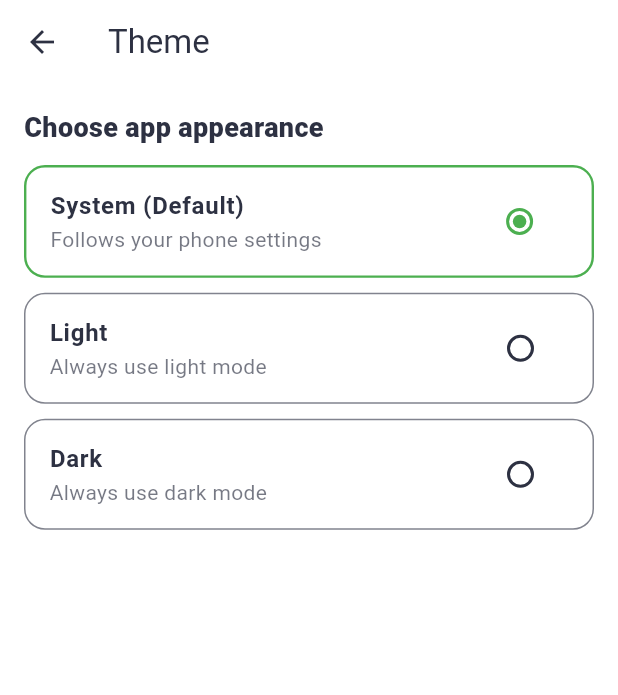
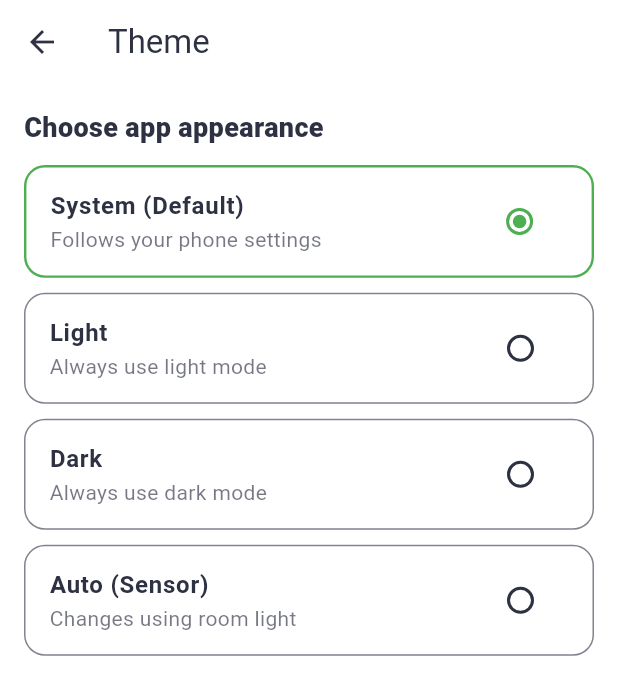
Before and after one commit to mirajgansi/Click_shop, a Flutter app: the ThemeSettingsPage screen opened directly, on a phone screen of 412 x 824 dp. Shown: the top 695 px of the screen. Run offline on Flutter 3.47's test engine with Material 3 defaults, Android fonts, the phone set to English and light mode, and no system bars; our stand-ins replace connectivity_plus, dartz, dio, equatable, flutter_image_compress, flutter_riverpod and 11 more; missing offline and left inert: dio_smart_retry, light_sensor; accounts and stored records are empty.

Commit message:
light sensor added

```diff
--- /dev/null
+++ b/lib/app/theme/effective_theme_mode_provider.dart
@@ -0,0 +1,21 @@
+import 'package:click_shop/app/theme/light_theme_provider.dart';
+import 'package:flutter/material.dart';
+import 'package:flutter_riverpod/flutter_riverpod.dart';
+import 'theme_mode_provider.dart';
+
+final effectiveThemeModeProvider = Provider<ThemeMode>((ref) {
+  final selected = ref.watch(appThemeModeProvider);
+
+  switch (selected) {
+    case AppThemeMode.system:
+      return ThemeMode.system;
+    case AppThemeMode.light:
+      return ThemeMode.light;
+    case AppThemeMode.dark:
+      return ThemeMode.dark;
+    case AppThemeMode.sensor:
+      final luxAsync = ref.watch(luxProvider);
+      final lux = luxAsync.value ?? 100; // fallback
+      return lux < 20 ? ThemeMode.dark : ThemeMode.light;
+  }
+});
--- a/lib/app/theme/theme_mode_provider.dart
+++ b/lib/app/theme/theme_mode_provider.dart
@@ -1,23 +1,26 @@
 import 'package:click_shop/core/services/storage/user_session_service.dart';
-import 'package:flutter/material.dart' show ThemeMode;
+import 'package:flutter/material.dart';
 import 'package:flutter_riverpod/flutter_riverpod.dart';
 
-class ThemeModeNotifier extends Notifier<ThemeMode> {
-  static const _key = "theme_mode";
+enum AppThemeMode { system, light, dark, sensor }
 
+class AppThemeModeNotifier extends Notifier<AppThemeMode> {
+  static const _key = "app_theme_mode";
   @override
-  ThemeMode build() {
+  AppThemeMode build() {
     final prefs = ref.read(SharedPreferencesProvider);
     final v = prefs.getInt(_key) ?? 0;
-    return ThemeMode.values[v.clamp(0, 2)];
+    final idx = v.clamp(0, AppThemeMode.values.length - 1);
+    return AppThemeMode.values[idx];
   }
 
-  void setMode(ThemeMode mode) {
+  void setMode(AppThemeMode mode) {
     state = mode;
     ref.read(SharedPreferencesProvider).setInt(_key, mode.index);
   }
 }
 
-final themeModeProvider = NotifierProvider<ThemeModeNotifier, ThemeMode>(
-  ThemeModeNotifier.new,
-);
+final appThemeModeProvider =
+    NotifierProvider<AppThemeModeNotifier, AppThemeMode>(
+      AppThemeModeNotifier.new,
+    );
--- a/lib/features/dashboard/presentation/pages/theme_setting_page.dart
+++ b/lib/features/dashboard/presentation/pages/theme_setting_page.dart
@@ -9,9 +9,9 @@ class ThemeSettingsPage extends ConsumerWidget {
   Widget build(BuildContext context, WidgetRef ref) {
     final cs = Theme.of(context).colorScheme;
 
-    final current = ref.watch(themeModeProvider);
+    final current = ref.watch(appThemeModeProvider);
 
-    Widget tile(String title, ThemeMode mode, String subtitle) {
+    Widget tile(String title, AppThemeMode mode, String subtitle) {
       final selected = current == mode;
 
       return Container(
@@ -33,16 +33,16 @@ class ThemeSettingsPage extends ConsumerWidget {
             subtitle,
             style: TextStyle(color: cs.onSurface.withOpacity(0.65)),
           ),
-          trailing: Radio<ThemeMode>(
+          trailing: Radio<AppThemeMode>(
             value: mode,
             groupValue: current,
             activeColor: cs.primary,
             onChanged: (v) {
               if (v == null) return;
-              ref.read(themeModeProvider.notifier).setMode(v);
+              ref.read(appThemeModeProvider.notifier).setMode(v);
             },
           ),
-          onTap: () => ref.read(themeModeProvider.notifier).setMode(mode),
+          onTap: () => ref.read(appThemeModeProvider.notifier).setMode(mode),
         ),
       );
     }
@@ -64,13 +64,20 @@ class ThemeSettingsPage extends ConsumerWidget {
               ),
             ),
             const SizedBox(height: 12),
+
             tile(
               "System (Default)",
-              ThemeMode.system,
+              AppThemeMode.system,
               "Follows your phone settings",
             ),
-            tile("Light", ThemeMode.light, "Always use light mode"),
-            tile("Dark", ThemeMode.dark, "Always use dark mode"),
+            tile("Light", AppThemeMode.light, "Always use light mode"),
+            tile("Dark", AppThemeMode.dark, "Always use dark mode"),
+
+            tile(
+              "Auto (Sensor)",
+              AppThemeMode.sensor,
+              "Changes using room light",
+            ),
           ],
         ),
       ),
--- a/lib/main.dart
+++ b/lib/main.dart
@@ -1,4 +1,5 @@
 import 'package:click_shop/app/theme/app_theme.dart';
+import 'package:click_shop/app/theme/effective_theme_mode_provider.dart';
 import 'package:click_shop/app/theme/theme_mode_provider.dart';
 import 'package:click_shop/core/services/hive/hive_service.dart';
 import 'package:click_shop/core/services/storage/user_session_service.dart';
@@ -33,7 +34,7 @@ class MyApp extends ConsumerWidget {
 
   @override
   Widget build(BuildContext context, WidgetRef ref) {
-    final mode = ref.watch(themeModeProvider);
+    final mode = ref.watch(effectiveThemeModeProvider);
 
     return MaterialApp(
       debugShowCheckedModeBanner: false,
--- a/pubspec.yaml
+++ b/pubspec.yaml
@@ -86,6 +86,7 @@ dependencies:
   motion_toast: ^2.15.0
   sensors_plus: ^7.0.0
   local_auth: ^3.0.0
+  light_sensor: ^3.0.2
 
 dev_dependencies:
   flutter_test:
```
Also changed, not shown: lib/app/theme/light_theme_provider.dart (added, +15 -0 lines), pubspec.lock, 1 other file.
